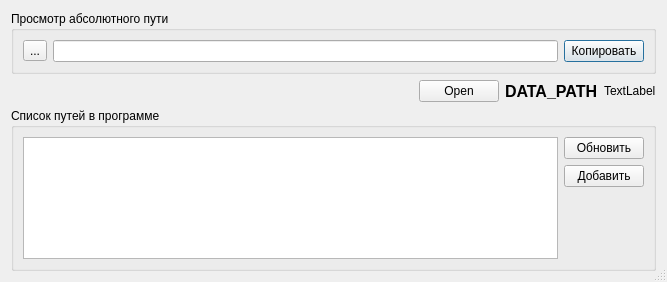
This is advancedwindow.ui in gurmaaan/WeldAnalysis as Qt 5 draws it before an edit. The edited form follows.
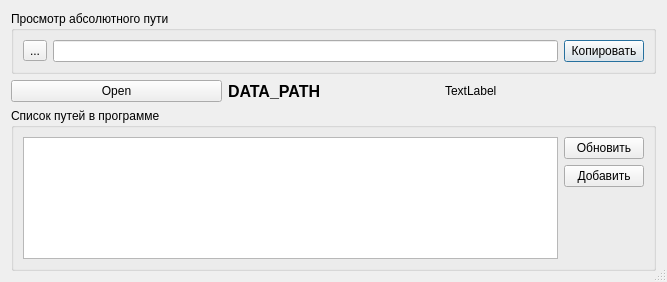
This is the edited form.

What changed in the file:
```diff
--- a/advancedwindow.ui
+++ b/advancedwindow.ui
@@ -49,19 +49,6 @@
    </item>
    <item>
     <layout class="QHBoxLayout" name="horizontalLayout">
-     <item>
-      <spacer name="horizontalSpacer">
-       <property name="orientation">
-        <enum>Qt::Horizontal</enum>
-       </property>
-       <property name="sizeHint" stdset="0">
-        <size>
-         <width>40</width>
-         <height>20</height>
-        </size>
-       </property>
-      </spacer>
-     </item>
      <item>
       <widget class="QPushButton" name="pushButton">
        <property name="text">
```
